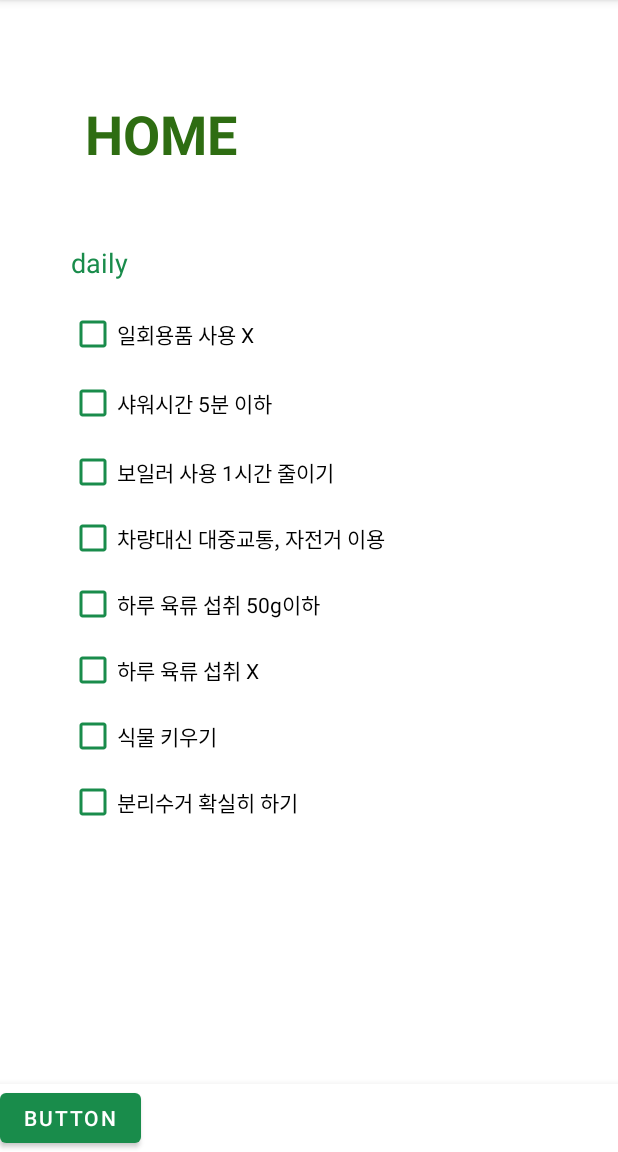
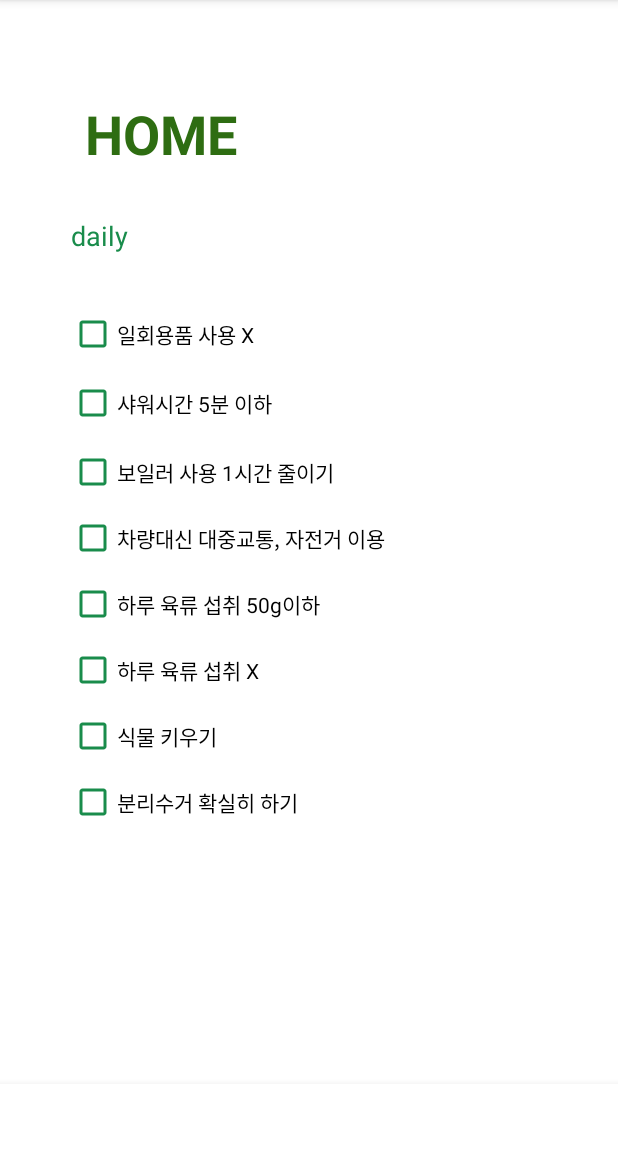
Before and after one commit to sunginkweon/ecoco, an Android app: the screen it shows after launch (MainActivity), on a phone screen of 412 x 824 dp, the part 84-1236 px from its top. Run offline under Robolectric (Android 15) with nearby library versions, the phone set to English and light mode, and no system bars.

Commit message:
ecoco 바꿈

```diff
--- a/app/src/main/res/layout/activity_main.xml
+++ b/app/src/main/res/layout/activity_main.xml
@@ -27,7 +27,6 @@
         android:id="@+id/textView2"
         android:layout_width="317dp"
         android:layout_height="28dp"
-        android:layout_marginTop="40dp"
         android:rotationX="0"
         android:text="@string/daily"
         android:textColor="@color/green"
@@ -36,7 +35,8 @@
         app:layout_constraintBottom_toTopOf="@+id/scrollView2"
         app:layout_constraintEnd_toEndOf="parent"
         app:layout_constraintStart_toStartOf="parent"
-        app:layout_constraintTop_toBottomOf="@+id/textView"
+        app:layout_constraintTop_toTopOf="parent"
+        app:layout_constraintVertical_bias="0.843"
         tools:visibility="visible" />
 
     <ScrollView
@@ -130,13 +130,6 @@
         app:layout_constraintBottom_toBottomOf="parent"
         app:layout_constraintEnd_toEndOf="parent"
         app:layout_constraintHorizontal_bias="1.0"
-        app:layout_constraintStart_toStartOf="parent" >
-
-        <Button
-            android:id="@+id/button"
-            android:layout_width="wrap_content"
-            android:layout_height="wrap_content"
-            android:text="Button" />
-    </com.google.android.material.bottomnavigation.BottomNavigationView>
+        app:layout_constraintStart_toStartOf="parent" />
 
 </androidx.constraintlayout.widget.ConstraintLayout>
--- a/app/src/main/res/values/strings.xml
+++ b/app/src/main/res/values/strings.xml
@@ -11,4 +11,6 @@
     <string name="분리수거">분리수거 확실히 하기</string>
     <string name="식물">식물 키우기</string>
     <string name="용기">장볼때 용기내기</string>
+    <string name="button">Button</string>
+    <string name="calendar">calendar</string>
 </resources>
```
